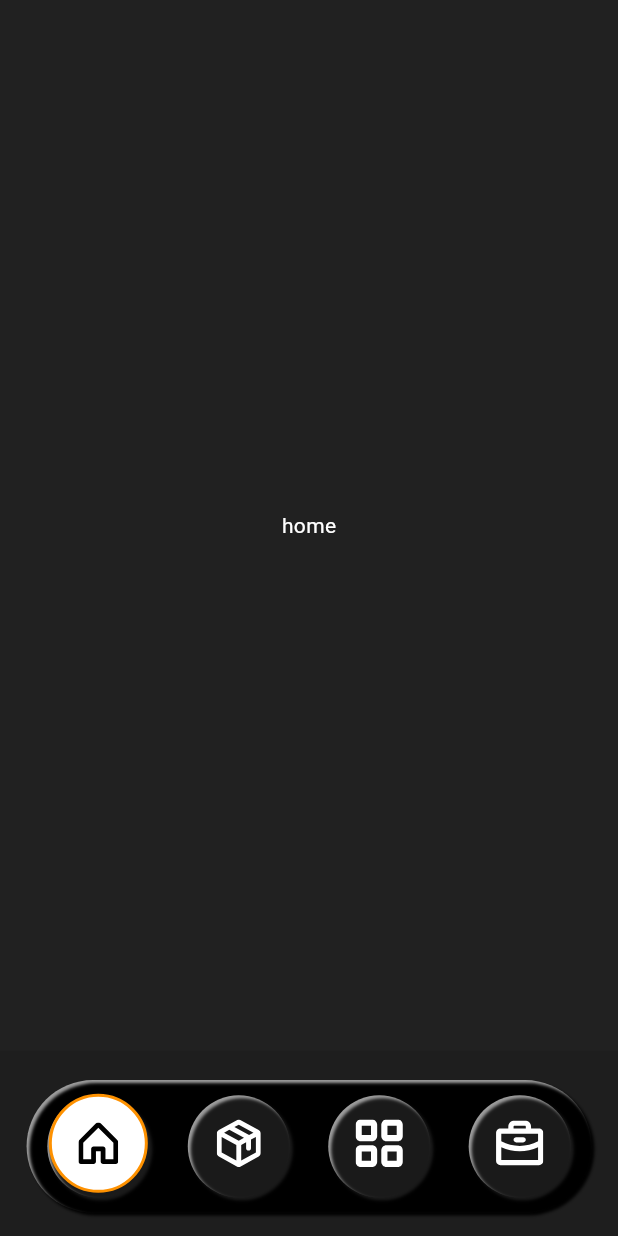
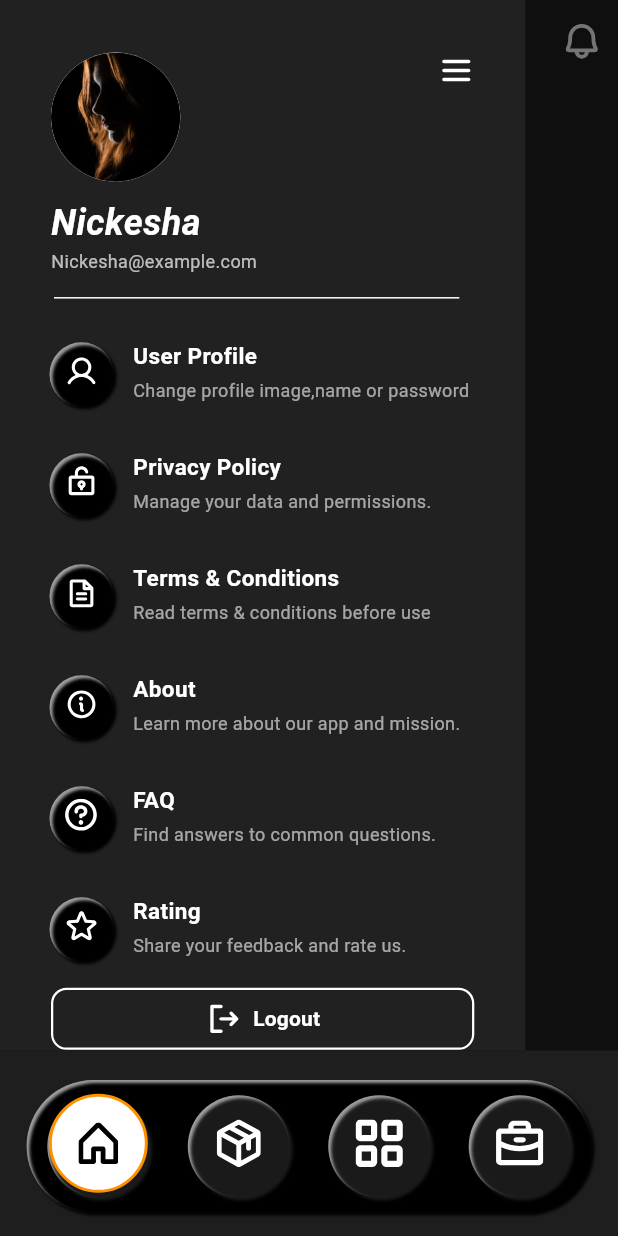
Before and after one commit to sakilkhan649/car_app, a Flutter app: the MainHomeScreen screen opened by its route, with the side drawer open (before the commit the screen has no drawer), on a phone screen of 412 x 824 dp. Run offline on Flutter 3.47's test engine with Material 3 defaults, Android fonts, the phone set to English and light mode, and no system bars; our stand-ins replace flutter_screenutil, flutter_svg, get, pinput.

Commit message:
uplode project

```diff
--- a/lib/common_widgets/Custom_button.dart
+++ b/lib/common_widgets/Custom_button.dart
@@ -1,10 +1,12 @@
+import 'package:flutter/material.dart';
 import 'package:flutter_screenutil/flutter_screenutil.dart';
-import 'package:flutter/material.dart';
 import '../utils/app_colors/app_colors.dart';
 
 class CustomButton extends StatelessWidget {
   final String text;
   final VoidCallback onPressed;
+
+  // Style
   final Color? backgroundColor;
   final Color? textColor;
   final double width;
@@ -12,6 +14,11 @@ class CustomButton extends StatelessWidget {
   final TextStyle? style;
   final EdgeInsetsGeometry? padding;
   final Color? borderColor;
+
+  // 🔹 Icon support
+  final Widget? icon;
+  final bool iconRight;
+  final double iconSpacing;
 
   const CustomButton({
     super.key,
@@ -24,11 +31,16 @@ class CustomButton extends StatelessWidget {
     this.style,
     this.padding,
     this.borderColor,
+
+    // icon params
+    this.icon,
+    this.iconRight = false,
+    this.iconSpacing = 8,
   });
 
   @override
   Widget build(BuildContext context) {
-    return Container(
+    return SizedBox(
       width: width.w,
       height: height.h,
       child: ElevatedButton(
@@ -37,6 +49,7 @@ class CustomButton extends StatelessWidget {
           backgroundColor: backgroundColor ?? AppColors.yellow100,
           foregroundColor: textColor ?? Colors.black,
           padding: padding,
+          elevation: 0,
           shape: RoundedRectangleBorder(
             borderRadius: BorderRadius.circular(12.r),
             side: BorderSide(
@@ -45,7 +58,29 @@ class CustomButton extends StatelessWidget {
             ),
           ),
         ),
-        child: Text(
+        child: _buildContent(),
+      ),
+    );
+  }
+
+  Widget _buildContent() {
+    if (icon == null) {
+      return Text(
+        text,
+        style: style ??
+            TextStyle(
+              color: textColor ?? Colors.black,
+              fontSize: 14,
+              fontWeight: FontWeight.bold,
+            ),
+      );
+    }
+
+    return Row(
+      mainAxisSize: MainAxisSize.min,
+      children: iconRight
+          ? [
+        Text(
           text,
           style: style ??
               TextStyle(
@@ -54,7 +89,22 @@ class CustomButton extends StatelessWidget {
                 fontWeight: FontWeight.bold,
               ),
         ),
-      ),
+        SizedBox(width: iconSpacing),
+        icon!,
+      ]
+          : [
+        icon!,
+        SizedBox(width: iconSpacing),
+        Text(
+          text,
+          style: style ??
+              TextStyle(
+                color: textColor ?? Colors.black,
+                fontSize: 14,
+                fontWeight: FontWeight.bold,
+              ),
+        ),
+      ],
     );
   }
 }
--- a/lib/utils/app_icons/app_icons.dart
+++ b/lib/utils/app_icons/app_icons.dart
@@ -6,6 +6,15 @@ class AppIcons {
   static const String producticon="$iconurl/producticon.svg";
   static const String categoryicon="$iconurl/categoryicon.svg";
   static const String sellericon="$iconurl/sellericon.svg";
+  static const String notificationicon="$iconurl/notificationicon.svg";
+  static const String drawericon="$iconurl/drawericon.svg";
+  static const String userprofileicon="$iconurl/user_profile_icon.svg";
+  static const String policyicon="$iconurl/policy.svg";
+  static const String termsicon="$iconurl/terms.svg";
+  static const String abouticon="$iconurl/about.svg";
+  static const String faqicon="$iconurl/faqicon.svg";
+  static const String ratingicon="$iconurl/rating.svg";
+  static const String logouticon="$iconurl/logouticon.svg";
 
 
 }
--- a/lib/utils/app_images/app_images.dart
+++ b/lib/utils/app_images/app_images.dart
@@ -4,6 +4,7 @@ class AppImages{
   static const String past_image="$buseurl/one_image.png";
   static const String second_image="$buseurl/two_image.png";
   static const String thard_image="$buseurl/three_image.png";
+  static const String profile_image="$buseurl/profile_image.png";
 
 
 
--- a/lib/views/home_screens/home_screen/home_screen.dart
+++ b/lib/views/home_screens/home_screen/home_screen.dart
@@ -1,12 +1,74 @@
 import 'package:flutter/material.dart';
+import 'package:flutter/services.dart';
+import 'package:flutter_svg/svg.dart';
+import '../../../common_widgets/Custom_text.dart';
+import '../../../utils/app_icons/app_icons.dart';
+import '../../../utils/app_images/app_images.dart';
+import '../../../widget/Drawer/Custom_drader.dart';
 
 class HomeScreen extends StatelessWidget {
   const HomeScreen({super.key});
 
   @override
   Widget build(BuildContext context) {
-    return Scaffold(
-      body: Center(child: Text("home",style: TextStyle(color: Colors.white),)),
+    // Status bar color change
+    SystemChrome.setSystemUIOverlayStyle(
+      SystemUiOverlayStyle(
+        statusBarColor: Colors.white.withOpacity(0.25),
+        statusBarIconBrightness: Brightness.light,
+      ),
+    );
+
+    return SafeArea(
+      child: Scaffold(
+        drawer: CustomDrawer(),
+        appBar: AppBar(
+          backgroundColor: Colors.transparent,
+          leadingWidth: 40,
+          leading: Builder(
+            builder: (context) => IconButton(
+              icon: SvgPicture.asset(
+                AppIcons.drawericon,
+                height: 24,
+                width: 24,
+              ),
+              onPressed: () {
+                Scaffold.of(context).openDrawer();
+              },
+            ),
+          ),
+          titleSpacing: 10,
+          title: Row(
+            mainAxisSize: MainAxisSize.min,
+            children: [
+              CircleAvatar(
+                radius: 20,
+                backgroundImage: AssetImage(AppImages.profile_image),
+              ),
+              SizedBox(width: 6),
+              CustomText(
+                text: "Hi Nick",
+                fontWeight: FontWeight.w600,
+                fontSize: 16,
+                color: Colors.white,
+              ),
+            ],
+          ),
+          actions: [
+            IconButton(
+              onPressed: () {},
+              icon: SvgPicture.asset(
+                AppIcons.notificationicon,
+                height: 24,
+                width: 24,
+              ),
+            ),
+          ],
+        ),
+        body: Center(
+          child: Text("home", style: TextStyle(color: Colors.white)),
+        ),
+      ),
     );
   }
 }
--- /dev/null
+++ b/lib/widget/Drawer/Custom_drader.dart
@@ -0,0 +1,141 @@
+import 'package:car_app/utils/app_icons/app_icons.dart';
+import 'package:flutter/material.dart';
+import 'package:flutter_screenutil/flutter_screenutil.dart';
+import 'package:flutter_svg/flutter_svg.dart';
+import 'package:get/get.dart';
+import '../../common_widgets/Custom_button.dart';
+import '../../common_widgets/Custom_text.dart';
+import '../../utils/app_colors/app_colors.dart';
+import '../../utils/app_images/app_images.dart';
+import 'Custom_row_item.dart';
+
+class CustomDrawer extends StatelessWidget {
+  const CustomDrawer({super.key});
+
+  @override
+  Widget build(BuildContext context) {
+    // Screen width
+    final double drawerWidth = MediaQuery.of(context).size.width * 0.85;
+
+    return SizedBox(
+      width: drawerWidth,
+      child: Drawer(
+        backgroundColor: AppColors.black100,
+        shape: const RoundedRectangleBorder(borderRadius: BorderRadius.zero),
+        clipBehavior: Clip.none,
+        child: Padding(
+          padding: const EdgeInsets.symmetric(horizontal: 34, vertical: 35),
+          child: Wrap(
+            runSpacing: 8,
+            children: [
+              Column(
+                mainAxisAlignment: MainAxisAlignment.start,
+                crossAxisAlignment: CrossAxisAlignment.start,
+                children: [
+                  Row(
+                    mainAxisAlignment: MainAxisAlignment.spaceBetween,
+                    crossAxisAlignment: CrossAxisAlignment.start,
+                    children: [
+                      CircleAvatar(
+                        radius: 50.r,
+                        backgroundImage: AssetImage(AppImages.profile_image),
+                      ),
+                      InkWell(
+                        onTap: () {
+                          Get.back();
+                        },
+                        child: SvgPicture.asset(AppIcons.drawericon),
+                      ),
+                    ],
+                  ),
+                  SizedBox(height: 12.h),
+                  CustomText(
+                    text: "Nickesha",
+                    fontSize: 24,
+                    fontWeight: FontWeight.w600,
+                    fontStyle: FontStyle.italic,
+                    color: Colors.white,
+                  ),
+                  CustomText(
+                    text: "Nickesha@example.com",
+                    fontSize: 12,
+                    fontWeight: FontWeight.w400,
+                  ),
+                ],
+              ),
+              Divider(
+                indent: 2,
+                endIndent: 10,
+                thickness: 1,
+                color: Colors.white,
+              ),
+              DrawerMenuItem(
+                iconPath: AppIcons.userprofileicon,
+                title: "User Profile",
+                subtitle: "Change profile image,name or password",
+                onTap: () {
+                  // Navigate
+                },
+              ),
+              DrawerMenuItem(
+                iconPath: AppIcons.policyicon,
+                title: "Privacy Policy",
+                subtitle: "Manage your data and permissions.",
+                onTap: () {
+                  // Navigate
+                },
+              ),
+              DrawerMenuItem(
+                iconPath: AppIcons.termsicon,
+                title: "Terms & Conditions",
+                subtitle: "Read terms & conditions before use",
+                onTap: () {
+                  // Navigate
+                },
+              ),
+              DrawerMenuItem(
+                iconPath: AppIcons.abouticon,
+                title: "About",
+                subtitle: "Learn more about our app and mission.",
+                onTap: () {
+                  // Navigate
+                },
+              ),
+              DrawerMenuItem(
+                iconPath: AppIcons.faqicon,
+                title: "FAQ",
+                subtitle: "Find answers to common questions.",
+                onTap: () {
+                  // Navigate
+                },
+              ),
+              DrawerMenuItem(
+                iconPath: AppIcons.ratingicon,
+                title: "Rating",
+                subtitle: "Share your feedback and rate us.",
+                onTap: () {
+                  // Navigate
+                },
+              ),
+
+              CustomButton(
+                borderColor: Colors.white,
+                textColor: Colors.white,
+                backgroundColor: Colors.transparent,
+                text: "Logout",
+                icon: SvgPicture.asset(
+                  AppIcons.logouticon,
+                  height: 24,
+                  width: 24,
+                ),
+                onPressed: () {
+                  // Get.toNamed(Routes.loginScreen);
+                },
+              ),
+            ],
+          ),
+        ),
+      ),
+    );
+  }
+}
--- /dev/null
+++ b/lib/widget/Drawer/Custom_row_item.dart
@@ -0,0 +1,64 @@
+import 'package:flutter/material.dart';
+
+import '../../common_widgets/Custom_text.dart';
+import '../Custom_card_circle.dart';
+
+class DrawerMenuItem extends StatelessWidget {
+  final String iconPath;
+  final String title;
+  final String subtitle;
+  final VoidCallback? onTap;
+
+  const DrawerMenuItem({
+    super.key,
+    required this.iconPath,
+    required this.title,
+    required this.subtitle,
+    this.onTap,
+  });
+
+  @override
+  Widget build(BuildContext context) {
+    return InkWell(
+      onTap: onTap,
+      borderRadius: BorderRadius.circular(12),
+      child: Padding(
+        padding: const EdgeInsets.symmetric(vertical: 12),
+        child: Row(
+          crossAxisAlignment: CrossAxisAlignment.center,
+          children: [
+            CustomCircleIcon(
+              iconPath: iconPath,
+              size: 22,
+              padding: 10,
+            ),
+
+            const SizedBox(width: 14),
+
+            Expanded(
+              child: Column(
+                crossAxisAlignment: CrossAxisAlignment.start,
+                children: [
+                  CustomText(
+                    text: title,
+                    fontWeight: FontWeight.w600,
+                    color: Colors.white,
+                    fontSize: 15,
+                  ),
+                  const SizedBox(height: 4),
+                  CustomText(
+                    text: subtitle,
+                    fontSize: 12,
+                    fontWeight: FontWeight.w400,
+                    color: Colors.white.withOpacity(0.6),
+                  ),
+                ],
+              ),
+            ),
+
+          ],
+        ),
+      ),
+    );
+  }
+}
```
Also changed, not shown: assets/icons/about.svg (added), assets/icons/drawericon.svg (added), assets/icons/faqicon.svg (added), assets/icons/logouticon.svg (added), assets/icons/notificationicon.svg (added), assets/icons/policy.svg (added), assets/icons/rating.svg (added), assets/icons/terms.svg (added), assets/icons/user_profile_icon.svg (added), assets/images/profile_image.png (added).
